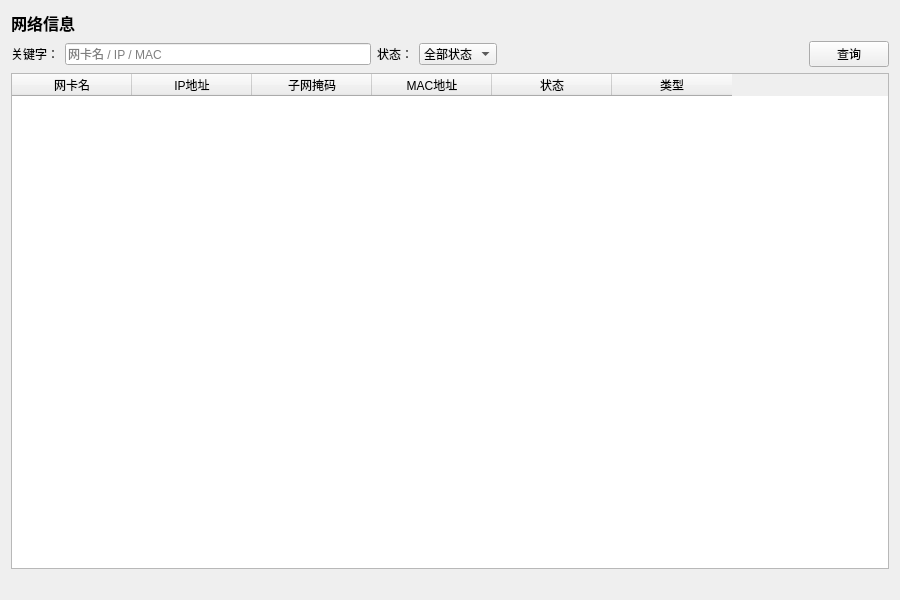
Before: the Qt Designer form ui/NetworkInfoPage.ui in rakehellsx/MaliciousDetector, drawn with Qt 5.
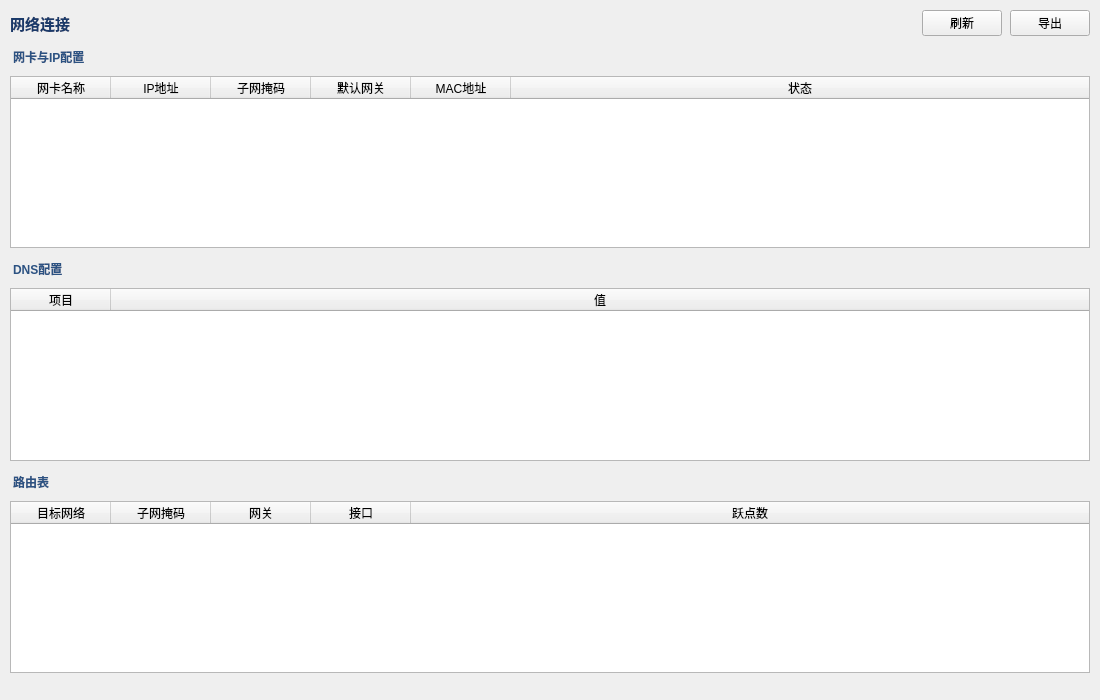
After: the same form once the commit is applied.

The edit to the form file:
```diff
--- a/ui/NetworkInfoPage.ui
+++ b/ui/NetworkInfoPage.ui
@@ -3,60 +3,112 @@
  <class>NetworkInfoPage</class>
  <widget class="QWidget" name="NetworkInfoPage">
   <property name="geometry">
-   <rect><x>0</x><y>0</y><width>900</width><height>600</height></rect>
+   <rect><x>0</x><y>0</y><width>1100</width><height>700</height></rect>
   </property>
   <property name="windowTitle"><string>NetworkInfoPage</string></property>
 <layout class="QVBoxLayout" name="mainLayout">
+   <property name="spacing"><number>8</number></property>
+   <property name="leftMargin"><number>10</number></property>
+   <property name="topMargin"><number>10</number></property>
+   <property name="rightMargin"><number>10</number></property>
+   <property name="bottomMargin"><number>6</number></property>
+
+   
+   <item>
+    <layout class="QHBoxLayout" name="headerRow">
   <item>
    <widget class="QLabel" name="lblTitle">
-     <property name="text"><string>网络信息</string></property>
-     <property name="styleSheet"><string>font-size:16px;font-weight:600;</string></property>
-    </widget>
-  </item>
+       <property name="text"><string>网络连接</string></property>
+       <property name="styleSheet"><string>font-size:15px;font-weight:bold;color:#1a3a6a;</string></property>
+      </widget>
+     </item>
+     <item><spacer><property name="orientation"><enum>Qt::Horizontal</enum></property><property name="sizeHint" stdset="0"><size><width>40</width><height>20</height></size></property></spacer></item>
   <item>
-   <layout class="QHBoxLayout" name="toolbarRow">
-     <item>
-      <widget class="QLabel" name="">
-        <property name="text"><string>关键字：</string></property>
+      <widget class="QPushButton" name="btnRefresh">
+       <property name="text"><string>刷新</string></property>
+       <property name="maximumWidth"><number>60</number></property>
        </widget>
      </item>
      <item>
-      <widget class="QLineEdit" name="m_edtKeyword">
-        <property name="placeholderText"><string>网卡名 / IP / MAC</string></property>
-       </widget>
-     </item>
-     <item>
-      <widget class="QLabel" name="">
-        <property name="text"><string>状态：</string></property>
-       </widget>
-     </item>
-     <item>
-      <widget class="QComboBox" name="m_cmbStatus">
-        <item><property name="text"><string>全部状态</string></property></item>
-        <item><property name="text"><string>已连接</string></property></item>
-        <item><property name="text"><string>断开</string></property></item>
-       </widget>
-     </item>
-     <item>
-      <spacer><property name="orientation"><enum>Qt::Horizontal</enum></property><property name="sizeHint" stdset="0"><size><width>40</width><height>20</height></size></property></spacer>
-     </item>
-     <item>
-      <widget class="QPushButton" name="btnQuery">
-        <property name="text"><string>查询</string></property>
+      <widget class="QPushButton" name="btnExport">
+       <property name="text"><string>导出</string></property>
+       <property name="maximumWidth"><number>60</number></property>
        </widget>
      </item>
    </layout>
   </item>
+
+   
   <item>
-   <widget class="QTableWidget" name="m_tbl">
+    <widget class="QLabel" name="lblNicTitle">
+     <property name="text"><string>网卡与IP配置</string></property>
+     <property name="styleSheet"><string>font-size:12px;font-weight:600;color:#2c5282;padding:4px 0 2px 0;</string></property>
+    </widget>
+   </item>
+   <item>
+    <widget class="QTableWidget" name="m_tblNic">
+     <property name="alternatingRowColors"><bool>true</bool></property>
+     <property name="selectionBehavior"><enum>QAbstractItemView::SelectRows</enum></property>
+     <property name="editTriggers"><set>QAbstractItemView::NoEditTriggers</set></property>
+     <property name="maximumHeight"><number>140</number></property>
      <property name="columnCount"><number>6</number></property>
-     <attribute name="horizontalHeaderDefaultSectionSize"><number>120</number></attribute>
-     <column><property name="text"><string>网卡名</string></property></column><column><property name="text"><string>IP地址</string></property></column><column><property name="text"><string>子网掩码</string></property></column><column><property name="text"><string>MAC地址</string></property></column><column><property name="text"><string>状态</string></property></column><column><property name="text"><string>类型</string></property></column>
+     <attribute name="horizontalHeaderStretchLastSection"><bool>true</bool></attribute>
+     <column><property name="text"><string>网卡名称</string></property></column>
+     <column><property name="text"><string>IP地址</string></property></column>
+     <column><property name="text"><string>子网掩码</string></property></column>
+     <column><property name="text"><string>默认网关</string></property></column>
+     <column><property name="text"><string>MAC地址</string></property></column>
+     <column><property name="text"><string>状态</string></property></column>
     </widget>
   </item>
+
+   
+   <item>
+    <widget class="QLabel" name="lblDnsTitle">
+     <property name="text"><string>DNS配置</string></property>
+     <property name="styleSheet"><string>font-size:12px;font-weight:600;color:#2c5282;padding:4px 0 2px 0;</string></property>
+    </widget>
+   </item>
+   <item>
+    <widget class="QTableWidget" name="m_tblDns">
+     <property name="alternatingRowColors"><bool>true</bool></property>
+     <property name="selectionBehavior"><enum>QAbstractItemView::SelectRows</enum></property>
+     <property name="editTriggers"><set>QAbstractItemView::NoEditTriggers</set></property>
+     <property name="maximumHeight"><number>110</number></property>
+     <property name="columnCount"><number>2</number></property>
+     <attribute name="horizontalHeaderStretchLastSection"><bool>true</bool></attribute>
+     <column><property name="text"><string>项目</string></property></column>
+     <column><property name="text"><string>值</string></property></column>
+    </widget>
+   </item>
+
+   
+   <item>
+    <widget class="QLabel" name="lblRouteTitle">
+     <property name="text"><string>路由表</string></property>
+     <property name="styleSheet"><string>font-size:12px;font-weight:600;color:#2c5282;padding:4px 0 2px 0;</string></property>
+    </widget>
+   </item>
+   <item>
+    <widget class="QTableWidget" name="m_tblRoute">
+     <property name="alternatingRowColors"><bool>true</bool></property>
+     <property name="selectionBehavior"><enum>QAbstractItemView::SelectRows</enum></property>
+     <property name="editTriggers"><set>QAbstractItemView::NoEditTriggers</set></property>
+     <property name="columnCount"><number>5</number></property>
+     <attribute name="horizontalHeaderStretchLastSection"><bool>true</bool></attribute>
+     <column><property name="text"><string>目标网络</string></property></column>
+     <column><property name="text"><string>子网掩码</string></property></column>
+     <column><property name="text"><string>网关</string></property></column>
+     <column><property name="text"><string>接口</string></property></column>
+     <column><property name="text"><string>跃点数</string></property></column>
+    </widget>
+   </item>
+
+   
   <item>
    <widget class="QLabel" name="m_lblStatus">
      <property name="text"><string></string></property>
+     <property name="styleSheet"><string>color:#8c8c8c;font-size:11px;</string></property>
     </widget>
   </item>
 </layout>
```
Left out of the diff: 1 changed line with no effect on the pictures. Lines whose indentation alone changed are shown as unchanged.
